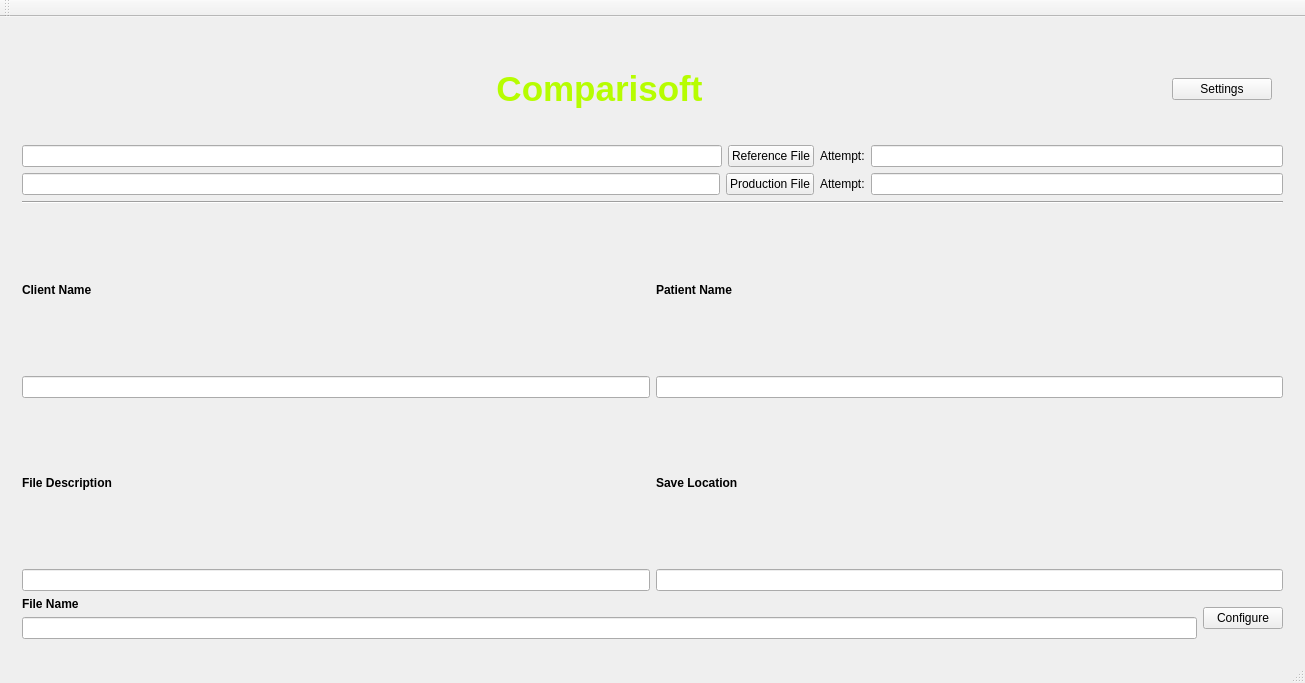
zifangah/Capstone3DModelling, file Comparisoft/QT/Comparisoft/mainwindow.ui: the form before one commit.
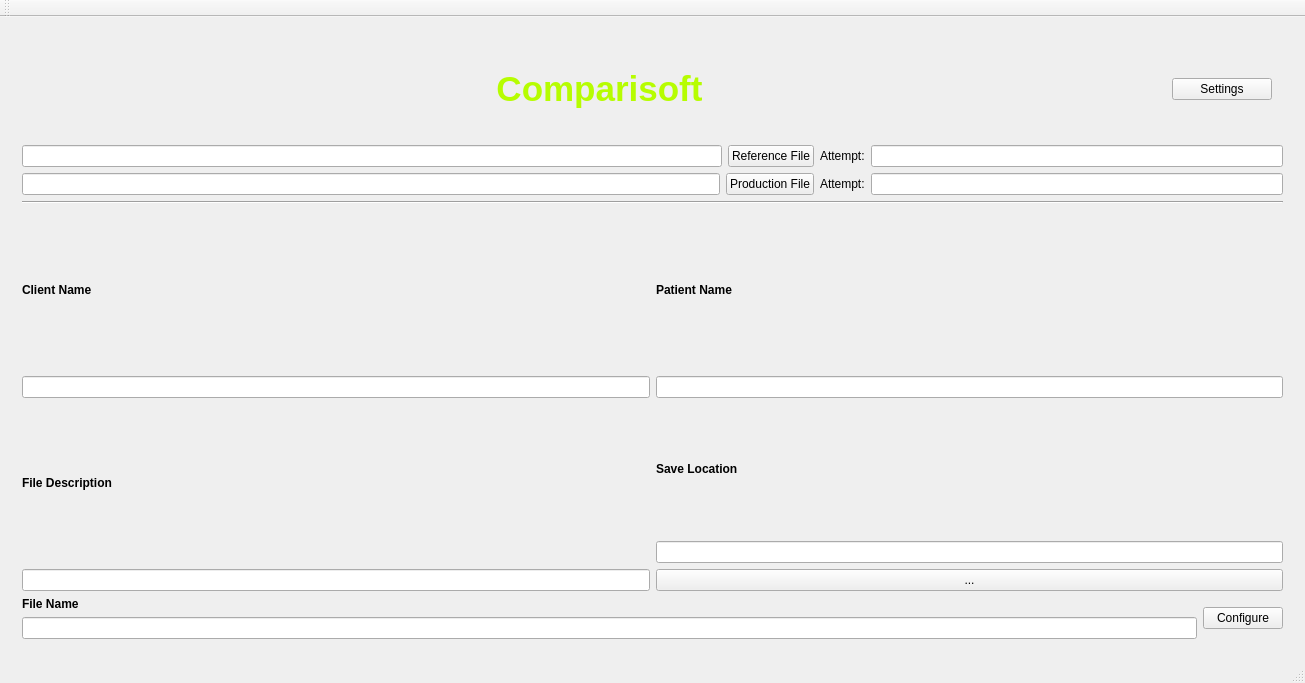
The form after the commit.

Commit message:
Start implementation of comparison report saving
File path to comparison report save location can now be typed by user or selected from a dialog box by new added button.

```diff
--- a/Comparisoft/QT/Comparisoft/mainwindow.ui
+++ b/Comparisoft/QT/Comparisoft/mainwindow.ui
@@ -238,6 +238,13 @@
                 <item>
                  <widget class="QLineEdit" name="Save_Location"/>
                 </item>
+                <item>
+                 <widget class="QPushButton" name="saveLocation">
+                  <property name="text">
+                   <string>...</string>
+                  </property>
+                 </widget>
+                </item>
                </layout>
               </item>
              </layout>
```
The commit also changes 2 other files.
